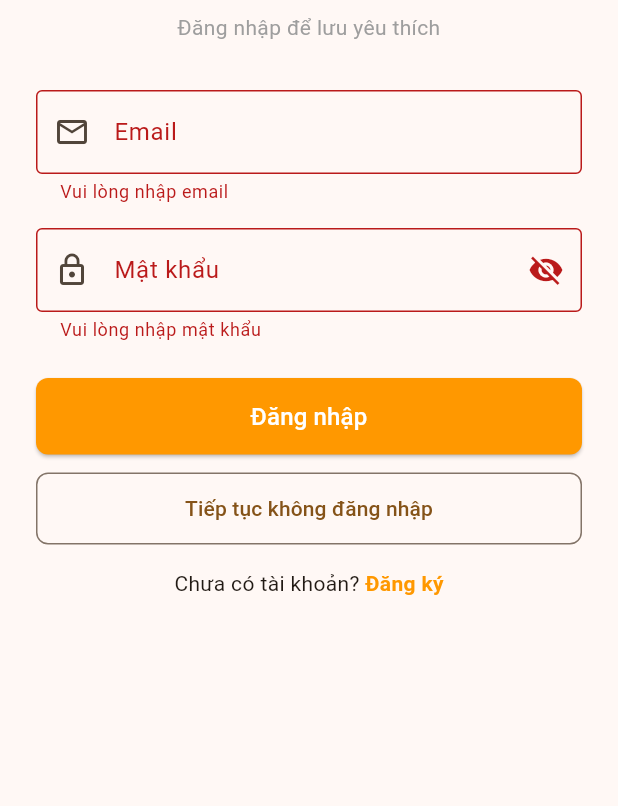
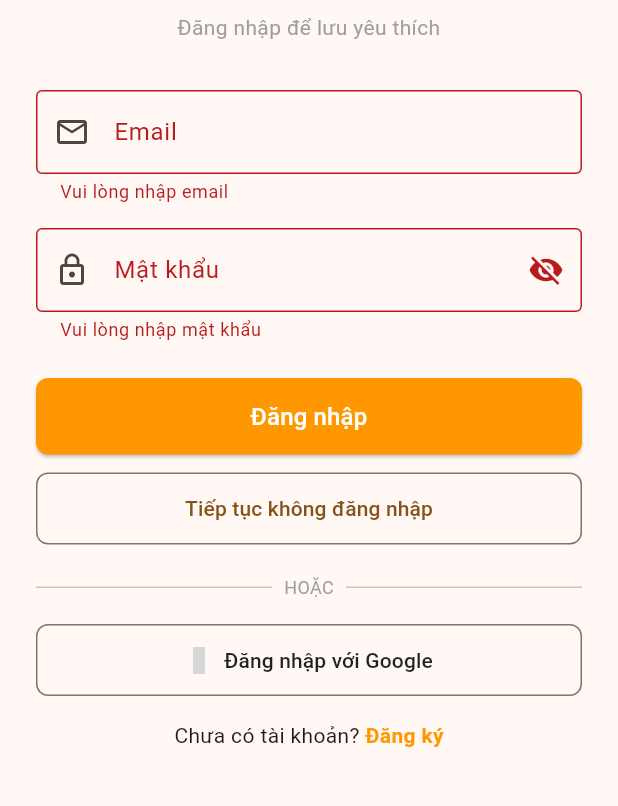
Before and after one commit to tumoazat/baiTH3android, a Flutter app: the screen it shows after launch, after a tap on "Đăng nhập", on a phone screen of 412 x 824 dp, the part 351-1157 px from its top. Run offline on Flutter 3.47's test engine with Material 3 defaults, Android fonts, the phone set to English and light mode, and no system bars; our stand-ins replace cloud_firestore, firebase_auth, firebase_core, google_sign_in; accounts and stored records are empty; statements that could not run were skipped; grey boxes are pictures that could not be loaded.

Commit message:
Google Sign-In

```diff
--- a/lib/screens/auth/login_screen.dart
+++ b/lib/screens/auth/login_screen.dart
@@ -32,6 +32,16 @@ class _LoginScreenState extends State<LoginScreen> {
       _emailController.text,
       _passwordController.text,
     );
+    if (success && mounted) {
+      Navigator.of(context).pushReplacement(
+        MaterialPageRoute(builder: (_) => const HomeScreen()),
+      );
+    }
+  }
+
+  Future<void> _signInWithGoogle() async {
+    final auth = context.read<AuthProvider>();
+    final success = await auth.signInWithGoogle();
     if (success && mounted) {
       Navigator.of(context).pushReplacement(
         MaterialPageRoute(builder: (_) => const HomeScreen()),
@@ -155,6 +165,35 @@ class _LoginScreenState extends State<LoginScreen> {
                   ),
                   child: const Text('Tiếp tục không đăng nhập'),
                 ),
+                const SizedBox(height: 20),
+                const Row(
+                  children: [
+                    Expanded(child: Divider()),
+                    Padding(
+                      padding: EdgeInsets.symmetric(horizontal: 8),
+                      child: Text(
+                        'HOẶC',
+                        style: TextStyle(color: Colors.grey, fontSize: 12),
+                      ),
+                    ),
+                    Expanded(child: Divider()),
+                  ],
+                ),
+                const SizedBox(height: 16),
+                OutlinedButton.icon(
+                  onPressed: auth.isLoading ? null : _signInWithGoogle,
+                  icon: const Icon(Icons.google, color: Color(0xFF4285F4)),
+                  label: const Text(
+                    'Đăng nhập với Google',
+                    style: TextStyle(color: Colors.black87),
+                  ),
+                  style: OutlinedButton.styleFrom(
+                    padding: const EdgeInsets.symmetric(vertical: 14),
+                    shape: RoundedRectangleBorder(
+                      borderRadius: BorderRadius.circular(8),
+                    ),
+                  ),
+                ),
                 const SizedBox(height: 16),
                 Row(
                   mainAxisAlignment: MainAxisAlignment.center,
--- a/pubspec.yaml
+++ b/pubspec.yaml
@@ -17,6 +17,7 @@ dependencies:
   firebase_core: ^3.6.0
   firebase_auth: ^5.3.1
   cloud_firestore: ^5.4.4
+  google_sign_in: ^6.2.0
 
 dev_dependencies:
   flutter_test:
```
Also changed, not shown: lib/providers/auth_provider.dart (+18 -0 lines), lib/services/firebase/auth_service.dart (+36 -1 lines), pubspec.lock, 1 other file.
